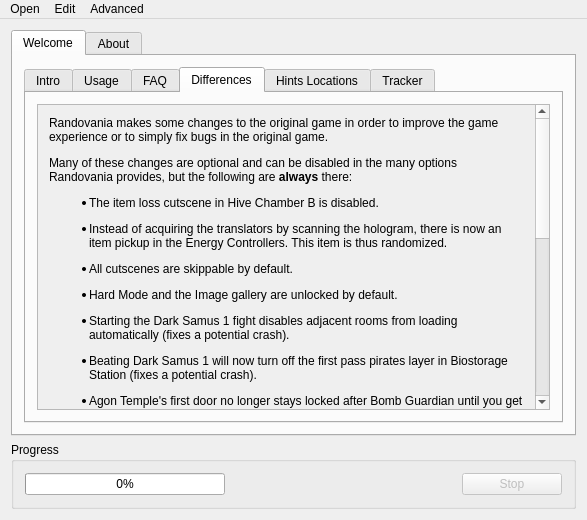
randovania/randovania, file randovania/gui/mainwindow.ui: the form before one commit.
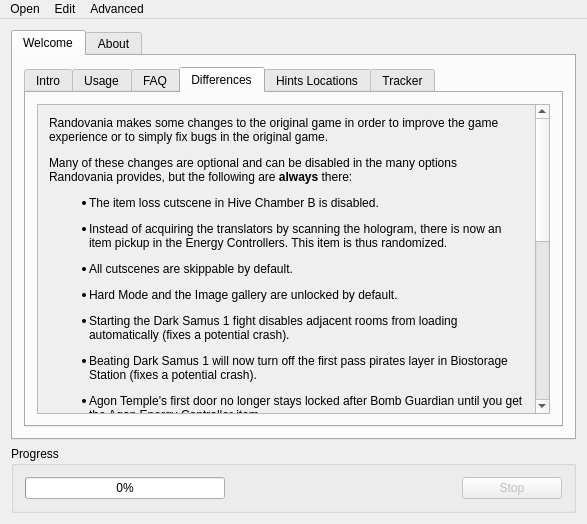
The form after the commit. The open tabs and pages were chosen to show the change. Icons and pictures are not drawn.

What changed in the file:
```diff
--- a/randovania/gui/mainwindow.ui
+++ b/randovania/gui/mainwindow.ui
@@ -7,7 +7,7 @@
     <x>0</x>
     <y>0</y>
     <width>587</width>
-    <height>520</height>
+    <height>524</height>
    </rect>
   </property>
   <property name="maximumSize">
@@ -162,9 +162,9 @@
                <property name="geometry">
                 <rect>
                  <x>0</x>
-                 <y>-259</y>
-                 <width>502</width>
-                 <height>651</height>
+                 <y>0</y>
+                 <width>144</width>
+                 <height>3680</height>
                 </rect>
                </property>
                <layout class="QVBoxLayout" name="differences_scroll_layout">
```
Left out of the diff: 36 changed lines with no effect on the pictures.
